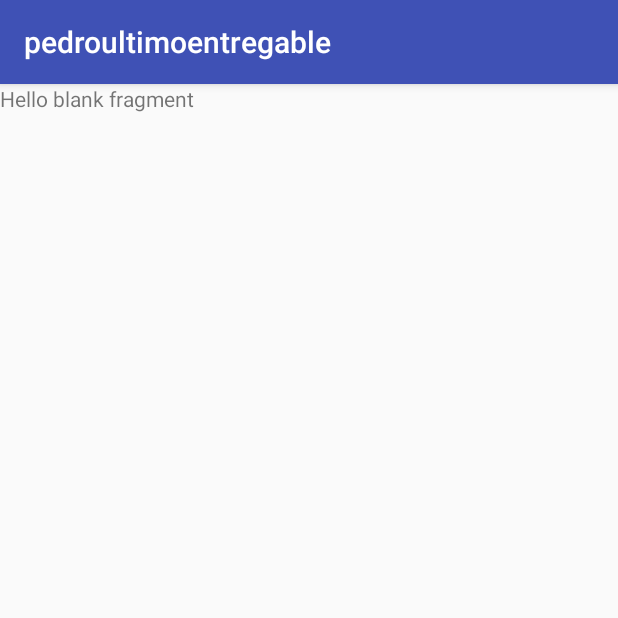
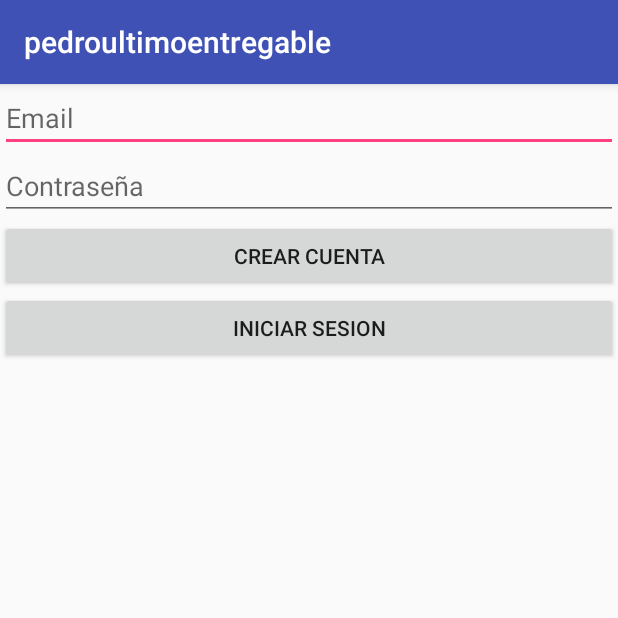
Before and after one commit to PepeYayi/PedroYayaDHFIREBASE, an Android app: the fragment FragmentLogin shown on its own in the app's theme, on a phone screen of 412 x 824 dp, the top half of it. Run offline under Robolectric (Android 15) with nearby library versions, the phone set to English and light mode, and no system bars.

Commit message:
fragmentlogin

```diff
--- a/pedroultimoentregable/app/build.gradle
+++ b/pedroultimoentregable/app/build.gradle
@@ -31,3 +31,8 @@ dependencies {
     androidTestImplementation 'com.android.support.test:runner:1.0.2'
     androidTestImplementation 'com.android.support.test.espresso:espresso-core:3.0.2'
 }
+
+
+
+
+apply plugin: 'com.google.gms.google-services'
--- a/pedroultimoentregable/app/src/main/res/layout/fragment_login.xml
+++ b/pedroultimoentregable/app/src/main/res/layout/fragment_login.xml
@@ -5,10 +5,34 @@
     android:layout_height="match_parent"
    >
 
-    <!-- TODO: Update blank fragment layout -->
-    <TextView
+
+    <LinearLayout
         android:layout_width="match_parent"
-        android:layout_height="match_parent"
-        android:text="@string/hello_blank_fragment" />
+        android:orientation="vertical"
+        android:layout_height="match_parent">
+
+
+        <EditText
+            android:id="@+id/editTextEmail"
+            android:hint="Email"
+            android:layout_width="match_parent"
+            android:layout_height="wrap_content" />
+        <EditText
+            android:id="@+id/editTextContraseña"
+            android:hint="Contraseña"
+            android:layout_width="match_parent"
+            android:layout_height="wrap_content" />
+        <Button
+            android:text="Crear Cuenta"
+            android:id="@+id/BotonCrearCuenta"
+            android:layout_width="match_parent"
+            android:layout_height="wrap_content" />
+        <Button
+            android:text="Iniciar Sesion"
+            android:id="@+id/BotonIniciarSesion"
+            android:layout_width="match_parent"
+            android:layout_height="wrap_content" />
+
+    </LinearLayout>
 
 </FrameLayout>
```
Also changed, not shown: 1 other file.
